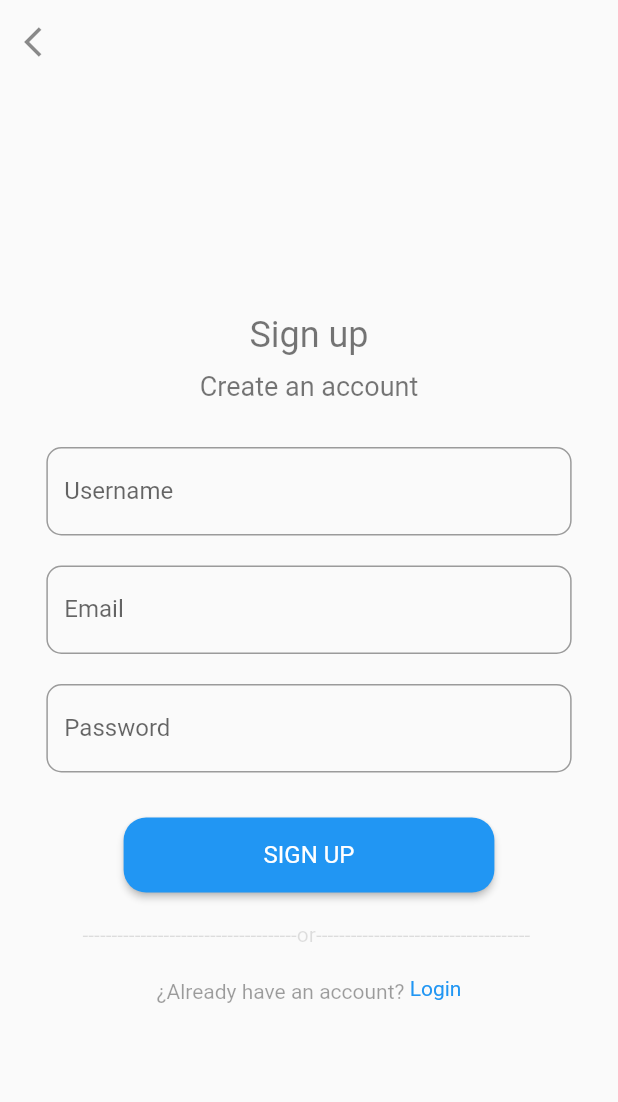
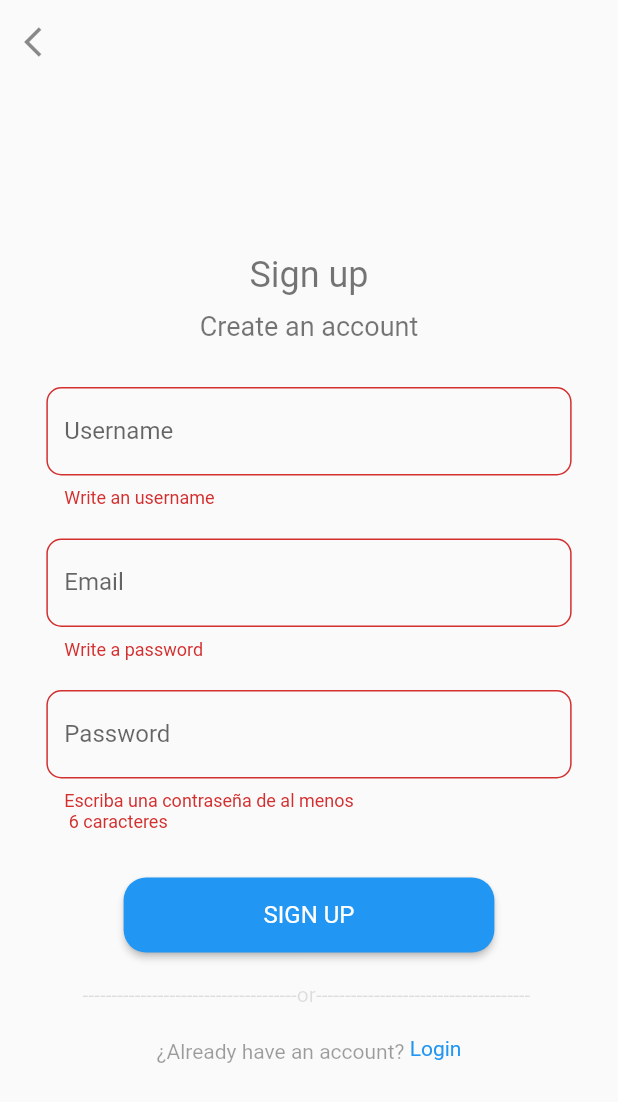
Before and after one commit to DarienRomero/Flutter_Clase_3, a Flutter app: the SignUp screen opened directly, after a tap on "SIGN UP", on a phone screen of 412 x 824 dp. Shown: the top 1102 px of the screen. Run offline on Flutter 3.47's test engine with Material 2 defaults, Android fonts, the phone set to English and light mode, and no system bars; our stand-ins replace firebase_auth, google_sign_in; accounts and stored records are empty.

```diff
--- a/lib/sign_up.dart
+++ b/lib/sign_up.dart
@@ -1,4 +1,9 @@
 import 'package:flutter/material.dart';
+import 'package:firebase_auth/firebase_auth.dart';
+
+import 'home.dart';
+
+final FirebaseAuth _auth = FirebaseAuth.instance;
 
 class SignUp extends StatefulWidget {
   @override
@@ -6,21 +11,44 @@ class SignUp extends StatefulWidget {
 }
 
 class _SignUpState extends State<SignUp> {
+  final formKey = GlobalKey<FormState>();
 
   String username = "";
   String email = "";
   String password = "";
+
+  _createUserWithEmailAndPassword() async {
+    // if (username.isEmpty || email.isEmpty || password.isEmpty) return;
+    if (!formKey.currentState.validate()) return;
+
+    AuthResult authResult = await _auth.createUserWithEmailAndPassword(
+      email: email,
+      password: password,
+    );
+
+    UserUpdateInfo userInfo = UserUpdateInfo();
+    userInfo.displayName = username;
+
+    await authResult.user.updateProfile(userInfo);
+
+    await authResult.user.reload();
+
+    Navigator.of(context).pushReplacement(
+      MaterialPageRoute(
+        builder: (BuildContext context) {
+          return Home(user: authResult.user);
+        },
+      ),
+    );
+  }
 
   @override
   Widget build(BuildContext context) {
     return Scaffold(
       appBar: AppBar(
         leading: IconButton(
-          icon: Icon(
-            Icons.arrow_back_ios,
-          color: Colors.black45
-          ),
-          onPressed: (){
+          icon: Icon(Icons.arrow_back_ios, color: Colors.black45),
+          onPressed: () {
             Navigator.pop(context);
           },
         ),
@@ -34,28 +62,30 @@ class _SignUpState extends State<SignUp> {
             children: <Widget>[
               Container(
                   margin: EdgeInsets.only(bottom: 10),
-                child: Text("Sign up", style: TextStyle(fontSize: 24, color: Colors.black54))),
+                  child: Text("Sign up",
+                      style: TextStyle(fontSize: 24, color: Colors.black54))),
               Container(
                   margin: EdgeInsets.only(bottom: 10),
-                child: Text("Create an account", style: TextStyle(fontSize: 18, color: Colors.black54))),
+                  child: Text("Create an account",
+                      style: TextStyle(fontSize: 18, color: Colors.black54))),
               Form(
+                  key: formKey,
                   child: Column(
                     children: <Widget>[
                       Container(
                         margin: EdgeInsets.only(
                           top: 20,
-                      right: MediaQuery. of(context). size. width * 0.075,
-                      left: MediaQuery. of(context). size. width * 0.075,
+                          right: MediaQuery.of(context).size.width * 0.075,
+                          left: MediaQuery.of(context).size.width * 0.075,
                         ),
                         child: TextFormField(
                           keyboardType: TextInputType.emailAddress,
-                      validator: (input) => (input == "") ? "Write an username" : null,
+                          validator: (input) =>
+                              (input == "") ? "Write an username" : null,
                           decoration: InputDecoration(
                               border: OutlineInputBorder(
-                            borderRadius: BorderRadius.circular(10)
-                        ),
-                        labelText: 'Username'
-                      ),
+                                  borderRadius: BorderRadius.circular(10)),
+                              labelText: 'Username'),
                           onChanged: (input) {
                             username = input;
                           },
@@ -64,18 +94,17 @@ class _SignUpState extends State<SignUp> {
                       Container(
                         margin: EdgeInsets.only(
                           top: 20,
-                      right: MediaQuery. of(context). size. width * 0.075,
-                      left: MediaQuery. of(context). size. width * 0.075,
+                          right: MediaQuery.of(context).size.width * 0.075,
+                          left: MediaQuery.of(context).size.width * 0.075,
                         ),
                         child: TextFormField(
                           keyboardType: TextInputType.emailAddress,
-                      validator: (input) => (input == "") ? "Write a password" : null,
+                          validator: (input) =>
+                              (input == "") ? "Write a password" : null,
                           decoration: InputDecoration(
                               border: OutlineInputBorder(
-                            borderRadius: BorderRadius.circular(10)
-                        ),
-                        labelText: 'Email'
-                      ),
+                                  borderRadius: BorderRadius.circular(10)),
+                              labelText: 'Email'),
                           onChanged: (input) {
                             email = input;
                           },
@@ -85,36 +114,35 @@ class _SignUpState extends State<SignUp> {
                         margin: EdgeInsets.only(
                           top: 20,
                           bottom: 10,
-                      right: MediaQuery. of(context). size. width * 0.075,
-                      left: MediaQuery. of(context). size. width * 0.075,
+                          right: MediaQuery.of(context).size.width * 0.075,
+                          left: MediaQuery.of(context).size.width * 0.075,
                         ),
                         child: TextFormField(
-                      validator: (input) => input.length < 6? "Escriba una contraseña de al menos\n 6 caracteres": null,
+                            validator: (input) => input.length < 6
+                                ? "Escriba una contraseña de al menos\n 6 caracteres"
+                                : null,
                             obscureText: true,
                             decoration: InputDecoration(
                                 border: OutlineInputBorder(
-                          borderRadius: BorderRadius.circular(10)
-                        ),
-                        labelText: 'Password'
-                      ),
+                                    borderRadius: BorderRadius.circular(10)),
+                                labelText: 'Password'),
                             onChanged: (input) {
                               password = input;
-                      }
-                    ),
+                            }),
                       ),
                     ],
                   )),
               crearBoton(
-                "SIGN UP", Theme.of(context).primaryColor,
-                (){}
+                "SIGN UP",
+                Theme.of(context).primaryColor,
+                _createUserWithEmailAndPassword,
               ),
               Container(
                 margin: EdgeInsets.only(top: 20),
                 child: Center(
-                  child: Text("-------------------------------------or------------------------------------- ",
-                    style: TextStyle(
-                      color: Colors.black12
-                    ),
+                  child: Text(
+                    "-------------------------------------or------------------------------------- ",
+                    style: TextStyle(color: Colors.black12),
                   ),
                 ),
               ),
@@ -124,22 +152,20 @@ class _SignUpState extends State<SignUp> {
                   child: Row(
                     mainAxisAlignment: MainAxisAlignment.center,
                     children: [
-                      Text("¿Already have an account? ",
-                        style: TextStyle(
-                          color: Colors.black38
-                        ),
+                      Text(
+                        "¿Already have an account? ",
+                        style: TextStyle(color: Colors.black38),
                       ),
                       Container(
                         height: 20,
                         child: InkWell(
-                          onTap: (){
+                          onTap: () {
                             Navigator.pop(context);
                           },
                           highlightColor: Colors.blue[300],
-                          child: Text("Login",
-                            style: TextStyle(
-                              color: Colors.blue
-                            ),
+                          child: Text(
+                            "Login",
+                            style: TextStyle(color: Colors.blue),
                           ),
                         ),
                       ),
@@ -153,11 +179,12 @@ class _SignUpState extends State<SignUp> {
       ),
     );
   }
-  Widget crearBoton(String texto , Color color, VoidCallback onPressed ){
+
+  Widget crearBoton(String texto, Color color, VoidCallback onPressed) {
     return Container(
       margin: EdgeInsets.only(top: 20),
       child: ButtonTheme(
-        minWidth: MediaQuery. of(context). size. width * 0.6,
+        minWidth: MediaQuery.of(context).size.width * 0.6,
         height: 50,
         shape: RoundedRectangleBorder(borderRadius: BorderRadius.circular(15)),
         child: RaisedButton(
```
Also changed, not shown: lib/home.dart (added, +62 -0 lines), lib/registro.dart (+103 -52 lines), pubspec.yaml (+2 -23 lines), pubspec.lock, 8 other files. Lines whose indentation alone changed are shown as unchanged.
